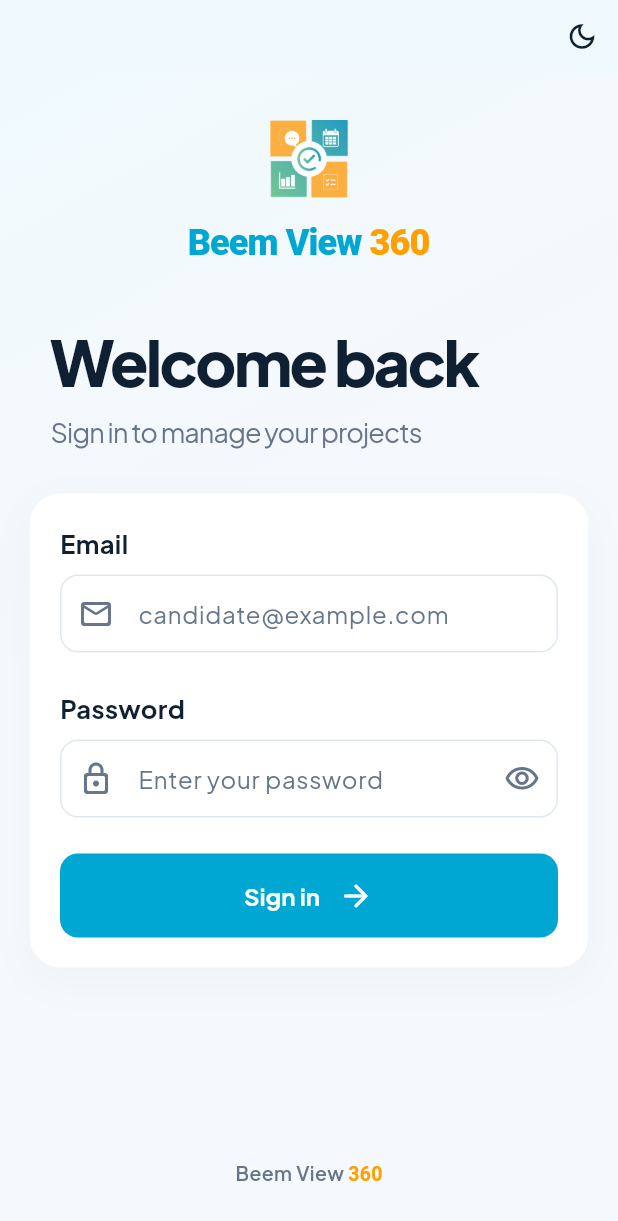
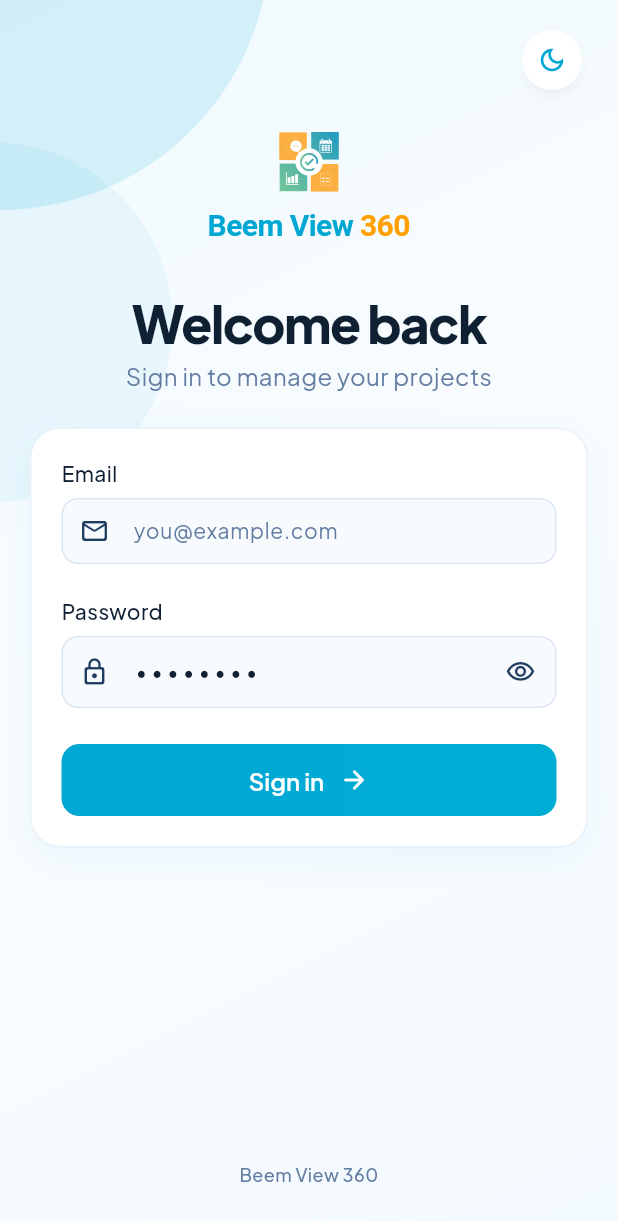
Before and after one commit to wassimbentaleb/BeemViewTH, a Flutter app: the screen it shows after launch, on a phone screen of 412 x 824 dp. Shown: the top 1221 px of the screen. Run offline on Flutter 3.47's test engine with Material 3 defaults, Android fonts, the phone set to English and light mode, and no system bars; our stand-ins replace flutter_secure_storage; accounts and stored records are empty.

Commit message:
Match login reference while preserving the original logo

```diff
--- a/lib/screens/login_screen.dart
+++ b/lib/screens/login_screen.dart
@@ -4,12 +4,12 @@ import 'package:flutter/services.dart';
 import '../controllers/auth_controller.dart';
 import '../core/app_theme.dart';
 import '../core/validators.dart';
+import '../widgets/app_surface.dart';
 import '../widgets/brand_logo.dart';
 import '../widgets/theme_toggle_button.dart';
 
 class LoginScreen extends StatefulWidget {
   const LoginScreen({super.key, required this.controller});
-
   final AuthController controller;
 
   @override
@@ -17,7 +17,7 @@ class LoginScreen extends StatefulWidget {
 }
 
 class _LoginScreenState extends State<LoginScreen> {
-  // Les champs et la visibilite du password sont des etats locaux du formulaire.
+  // Le formulaire garde ses valeurs pendant les animations et le changement de theme.
   final _formKey = GlobalKey<FormState>();
   final _emailController = TextEditingController();
   final _passwordController = TextEditingController();
@@ -25,50 +25,37 @@ class _LoginScreenState extends State<LoginScreen> {
 
   @override
   void dispose() {
-    // Libere les champs quand on quitte le Login.
     _emailController.dispose();
     _passwordController.dispose();
     super.dispose();
   }
 
   Future<void> _submit() async {
-    // La validation locale evite un appel API inutile ou un double envoi.
+    // La validation et le verrou existants evitent les requetes invalides ou doubles.
     if (widget.controller.isLoading || !_formKey.currentState!.validate()) {
       return;
     }
     FocusScope.of(context).unfocus();
-    // Le controller traite la requete, les erreurs et le token.
     final success = await widget.controller.signIn(
       email: _emailController.text,
       password: _passwordController.text,
     );
-    // Le gestionnaire de mots de passe recoit uniquement une connexion reussie.
     if (success) TextInput.finishAutofillContext(shouldSave: true);
   }
 
   @override
   Widget build(BuildContext context) {
-    // Le scroll et SafeArea gardent les champs accessibles avec le clavier.
-    return Scaffold(
-      appBar: AppBar(
-        toolbarHeight: 48,
-        backgroundColor: AppColors.of(context).loginGradient,
-        scrolledUnderElevation: 0,
-        actions: const [ThemeToggleButton()],
+    final dark = Theme.of(context).brightness == Brightness.dark;
+    return AnnotatedRegion<SystemUiOverlayStyle>(
+      value: SystemUiOverlayStyle(
+        statusBarColor: Colors.transparent,
+        statusBarIconBrightness: dark ? Brightness.light : Brightness.dark,
+        statusBarBrightness: dark ? Brightness.dark : Brightness.light,
       ),
-      body: DecoratedBox(
-        decoration: BoxDecoration(
-          gradient: LinearGradient(
-            begin: Alignment.topLeft,
-            end: Alignment.bottomRight,
-            colors: [
-              AppColors.of(context).loginGradient,
-              AppColors.of(context).background,
-              AppColors.of(context).background,
-            ],
-            stops: [0, 0.4, 1],
-          ),
-        ),
+      child: Scaffold(
+        // Le fond couvre aussi la zone superieure; SafeArea protege les controles.
+        body: AppBackdrop(
+          login: true,
           child: SafeArea(
             child: LayoutBuilder(
               builder: (context, constraints) {
@@ -85,16 +72,22 @@ class _LoginScreenState extends State<LoginScreen> {
                         padding: const EdgeInsets.symmetric(horizontal: 20),
                         child: Column(
                           mainAxisAlignment: MainAxisAlignment.spaceBetween,
+                          crossAxisAlignment: CrossAxisAlignment.stretch,
                           children: [
                             Column(
                               crossAxisAlignment: CrossAxisAlignment.stretch,
                               children: [
+                                const SizedBox(height: 16),
+                                const Align(
+                                  alignment: Alignment.centerRight,
+                                  child: ThemeToggleButton(circular: true),
+                                ),
                                 SizedBox(
-                                height: constraints.maxHeight > 650 ? 32 : 8,
+                                  height: constraints.maxHeight > 700 ? 24 : 16,
                                 ),
-                              _buildHeader(),
-                              const SizedBox(height: 28),
-                              _buildForm(),
+                                AppEntrance(child: _buildHeader()),
+                                const SizedBox(height: 24),
+                                AppEntrance(order: 2, child: _buildForm()),
                               ],
                             ),
                             _buildFooter(),
@@ -108,64 +101,89 @@ class _LoginScreenState extends State<LoginScreen> {
             ),
           ),
         ),
+      ),
     );
   }
 
-  Widget _buildHeader() {
-    // Logo et texte d'accueil reprennent la maquette fournie.
-    return Column(
+  Widget _buildHeader() => Column(
     crossAxisAlignment: CrossAxisAlignment.stretch,
     children: [
-        Center(child: BrandLogo(large: true)),
-        SizedBox(height: 36),
-        Padding(
-          padding: EdgeInsets.symmetric(horizontal: 14),
-          child: Column(
-            crossAxisAlignment: CrossAxisAlignment.start,
-            children: [
-              Text(
+      // Le vrai logo est conserve, avec les dimensions de la reference Login.
+      const Center(child: BrandLogo(large: true, login: true)),
+      const SizedBox(height: 34),
+      const Text(
         'Welcome back',
+        textAlign: TextAlign.center,
         style: TextStyle(
-                  fontSize: 42,
-                  height: 1.2,
+          fontSize: 34,
+          height: 1.15,
           fontWeight: FontWeight.w800,
-                  letterSpacing: -1.8,
+          letterSpacing: -1,
         ),
       ),
-              SizedBox(height: 8),
+      const SizedBox(height: 4),
       Text(
         'Sign in to manage your projects',
-                style: TextStyle(
-                  fontSize: 18,
-                  height: 1.5,
-                  color: AppColors.of(context).muted,
-                  letterSpacing: -0.6,
+        textAlign: TextAlign.center,
+        style: TextStyle(fontSize: 16, height: 1.4, color: _mutedColor),
       ),
+    ],
+  );
+
+  Color get _mutedColor => Theme.of(context).brightness == Brightness.light
+      ? const Color(0xFF637DA3)
+      : AppColors.of(context).muted;
+
+  Widget _buildForm() {
+    final colors = AppColors.of(context);
+    final light = Theme.of(context).brightness == Brightness.light;
+    final border = light ? const Color(0xFFDCE7F3) : colors.border;
+    const labelStyle = TextStyle(
+      fontSize: 14,
+      height: 1.3,
+      fontWeight: FontWeight.w500,
+    );
+    const fieldStyle = TextStyle(fontSize: 14, height: 1.35);
+    final decoration = InputDecorationTheme(
+      isDense: true,
+      filled: true,
+      fillColor: light ? const Color(0xFFF8FBFE) : colors.surface,
+      hintStyle: fieldStyle.copyWith(color: _mutedColor),
+      prefixIconColor: light ? const Color(0xFF203D61) : colors.muted,
+      suffixIconColor: light ? const Color(0xFF203D61) : colors.muted,
+      prefixIconConstraints: const BoxConstraints(minWidth: 44, minHeight: 44),
+      suffixIconConstraints: const BoxConstraints(minWidth: 44, minHeight: 44),
+      contentPadding: const EdgeInsets.symmetric(horizontal: 12, vertical: 12),
+      border: OutlineInputBorder(borderRadius: BorderRadius.circular(11)),
+      enabledBorder: OutlineInputBorder(
+        borderRadius: BorderRadius.circular(11),
+        borderSide: BorderSide(color: border),
+      ),
+      focusedBorder: OutlineInputBorder(
+        borderRadius: BorderRadius.circular(11),
+        borderSide: BorderSide(color: colors.primary, width: 1.5),
+      ),
+      errorMaxLines: 2,
+    );
+    return Container(
+      padding: const EdgeInsets.all(20),
+      decoration: BoxDecoration(
+        color: colors.surface,
+        borderRadius: BorderRadius.circular(20),
+        border: Border.all(
+          color: light ? const Color(0xFFE8F1F8) : colors.border,
+        ),
+        boxShadow: [
+          if (light)
+            BoxShadow(
+              color: colors.primary.withValues(alpha: 0.065),
+              blurRadius: 22,
+              offset: const Offset(0, 6),
             ),
         ],
       ),
-        ),
-      ],
-    );
-  }
-
-  Widget _buildForm() {
-    // La carte regroupe les champs, l'erreur serveur et le bouton de connexion.
-    const labelStyle = TextStyle(fontSize: 17, fontWeight: FontWeight.w700);
-
-    return Container(
-      padding: const EdgeInsets.all(20),
-      decoration: BoxDecoration(
-        color: AppColors.of(context).surface,
-        borderRadius: BorderRadius.circular(20),
-        boxShadow: [
-          BoxShadow(
-            color: AppColors.of(context).shadow.withValues(alpha: 0.03),
-            blurRadius: 24,
-            offset: const Offset(0, 8),
-          ),
-        ],
-      ),
+      child: Theme(
+        data: Theme.of(context).copyWith(inputDecorationTheme: decoration),
         child: AutofillGroup(
           onDisposeAction: AutofillContextAction.cancel,
           child: Form(
@@ -176,9 +194,9 @@ class _LoginScreenState extends State<LoginScreen> {
                 const Text('Email', style: labelStyle),
                 const SizedBox(height: 8),
                 TextFormField(
-                // L'email se valide en quittant le champ ou via Sign in, pas a chaque lettre.
                   enabled: !widget.controller.isLoading,
                   controller: _emailController,
+                  style: fieldStyle,
                   autovalidateMode: AutovalidateMode.onUnfocus,
                   keyboardType: TextInputType.emailAddress,
                   textInputAction: TextInputAction.next,
@@ -187,17 +205,17 @@ class _LoginScreenState extends State<LoginScreen> {
                   textCapitalization: TextCapitalization.none,
                   validator: Validators.email,
                   decoration: const InputDecoration(
-                  hintText: 'candidate@example.com',
-                  prefixIcon: Icon(Icons.mail_outline_rounded, size: 24),
+                    hintText: 'you@example.com',
+                    prefixIcon: Icon(Icons.mail_outline_rounded, size: 20),
                   ),
                 ),
-              const SizedBox(height: 24),
+                const SizedBox(height: 22),
                 const Text('Password', style: labelStyle),
                 const SizedBox(height: 8),
                 TextFormField(
-                // Meme validation apres sortie; la saisie exacte du password est conservee.
                   enabled: !widget.controller.isLoading,
                   controller: _passwordController,
+                  style: fieldStyle,
                   autovalidateMode: AutovalidateMode.onUnfocus,
                   obscureText: _hidePassword,
                   autocorrect: false,
@@ -207,24 +225,39 @@ class _LoginScreenState extends State<LoginScreen> {
                   validator: Validators.password,
                   onFieldSubmitted: (_) => _submit(),
                   decoration: InputDecoration(
-                  hintText: 'Enter your password',
-                  prefixIcon: const Icon(Icons.lock_outline_rounded, size: 24),
+                    // Les points sont un hint; aucune valeur de password n'est pre-remplie.
+                    hintText: '••••••••',
+                    hintStyle: fieldStyle.copyWith(
+                      color: colors.text,
+                      letterSpacing: 3,
+                    ),
+                    prefixIcon: const Icon(
+                      Icons.lock_outline_rounded,
+                      size: 20,
+                    ),
                     suffixIcon: IconButton(
-                    tooltip: _hidePassword ? 'Show password' : 'Hide password',
+                      tooltip: _hidePassword
+                          ? 'Show password'
+                          : 'Hide password',
+                      constraints: const BoxConstraints.tightFor(
+                        width: 44,
+                        height: 44,
+                      ),
+                      padding: EdgeInsets.zero,
                       onPressed: widget.controller.isLoading
                           ? null
-                        : () => setState(() => _hidePassword = !_hidePassword),
+                          : () =>
+                                setState(() => _hidePassword = !_hidePassword),
                       icon: Icon(
                         _hidePassword
                             ? Icons.visibility_outlined
                             : Icons.visibility_off_outlined,
-                      size: 24,
+                        size: 20,
                       ),
                     ),
                   ),
                 ),
                 const SizedBox(height: 24),
-              // Une erreur API reste dans le formulaire sans vider les champs.
                 if (widget.controller.error != null) ...[
                   Semantics(
                     liveRegion: true,
@@ -237,53 +270,74 @@ class _LoginScreenState extends State<LoginScreen> {
                   ),
                   const SizedBox(height: 16),
                 ],
-              FilledButton(
-                // Le spinner et le bouton desactive empechent les doubles clics.
+                // Le degrade fait partie du bouton tout en gardant le retour Material.
+                DecoratedBox(
+                  decoration: BoxDecoration(
+                    borderRadius: BorderRadius.circular(12),
+                    gradient: LinearGradient(
+                      colors: light
+                          ? const [Color(0xFF00A7D3), Color(0xFF00ADD5)]
+                          : [colors.primary, colors.primary],
+                    ),
+                  ),
+                  child: FilledButton(
+                    style: FilledButton.styleFrom(
+                      backgroundColor: Colors.transparent,
+                      shadowColor: Colors.transparent,
+                      foregroundColor: colors.onPrimary,
+                      minimumSize: const Size(double.infinity, 48),
+                      padding: const EdgeInsets.symmetric(
+                        horizontal: 16,
+                        vertical: 12,
+                      ),
+                      textStyle: const TextStyle(
+                        fontFamily: 'PlusJakartaSans',
+                        fontSize: 16,
+                        height: 1.4,
+                        fontWeight: FontWeight.w600,
+                      ),
+                    ),
                     onPressed: widget.controller.isLoading ? null : _submit,
                     child: Row(
                       mainAxisAlignment: MainAxisAlignment.center,
                       children: [
                         if (widget.controller.isLoading)
-                      const SizedBox(
-                        width: 22,
-                        height: 22,
-                        child: CircularProgressIndicator(strokeWidth: 2),
+                          SizedBox(
+                            width: 20,
+                            height: 20,
+                            child: CircularProgressIndicator(
+                              strokeWidth: 2,
+                              color: colors.onPrimary,
+                            ),
                           )
                         else ...[
                           const Text('Sign in'),
-                      const SizedBox(width: 12),
-                      const Icon(Icons.arrow_forward_rounded, size: 24),
+                          const SizedBox(width: 10),
+                          const Icon(Icons.arrow_forward_rounded, size: 20),
                         ],
                       ],
+                    ),
                   ),
                 ),
               ],
             ),
           ),
         ),
+      ),
     );
   }
 
-  Widget _buildFooter() {
-    // Signature de marque en bas de l'ecran.
-    return Padding(
-      padding: EdgeInsets.only(top: 40, bottom: 32),
-      child: Text.rich(
-        TextSpan(
-          children: [
-            TextSpan(text: 'Beem View '),
-            TextSpan(
-              text: '360',
-              style: TextStyle(color: AppColors.of(context).amber),
-            ),
-          ],
-        ),
+  Widget _buildFooter() => Padding(
+    padding: const EdgeInsets.only(top: 40, bottom: 32),
+    child: Text(
+      'Beem View 360',
+      textAlign: TextAlign.center,
       style: TextStyle(
-          fontSize: 13,
-          fontWeight: FontWeight.w600,
-          color: AppColors.of(context).muted,
+        fontSize: 12,
+        height: 1.4,
+        fontWeight: FontWeight.w500,
+        color: _mutedColor,
       ),
     ),
   );
 }
-}
--- a/lib/screens/session_screen.dart
+++ b/lib/screens/session_screen.dart
@@ -2,6 +2,7 @@ import 'package:flutter/material.dart';
 
 import '../controllers/auth_controller.dart';
 import '../core/app_theme.dart';
+import '../widgets/app_surface.dart';
 import '../widgets/brand_logo.dart';
 import '../widgets/theme_toggle_button.dart';
 
@@ -16,16 +17,19 @@ class SessionScreen extends StatelessWidget {
     final busy = controller.isRestoring || controller.isLoading;
     return Scaffold(
       appBar: AppBar(actions: const [ThemeToggleButton()]),
-      body: SafeArea(
+      body: AppBackdrop(
+        child: SafeArea(
           child: Center(
             child: SingleChildScrollView(
               padding: const EdgeInsets.all(24),
               child: ConstrainedBox(
                 constraints: const BoxConstraints(maxWidth: 400),
+                child: AppEntrance(
+                  child: AppSurface(
                     child: Column(
                       mainAxisSize: MainAxisSize.min,
                       children: [
-                  const BrandLogo(),
+                        const BrandLogo(large: true),
                         const SizedBox(height: 32),
                         // Pendant le chargement, aucun ecran protege n'est affiche.
                         if (controller.isRestoring) ...[
@@ -44,7 +48,9 @@ class SessionScreen extends StatelessWidget {
                           Text(
                             controller.error ?? 'Please try again.',
                             textAlign: TextAlign.center,
-                      style: TextStyle(color: AppColors.of(context).muted),
+                            style: TextStyle(
+                              color: AppColors.of(context).muted,
+                            ),
                           ),
                           const SizedBox(height: 24),
                           // Retry garde le token; Sign in efface la session sur demande.
@@ -63,6 +69,9 @@ class SessionScreen extends StatelessWidget {
                 ),
               ),
             ),
+          ),
+        ),
+      ),
     );
   }
 }
```
Lines whose indentation alone changed are shown as unchanged.
